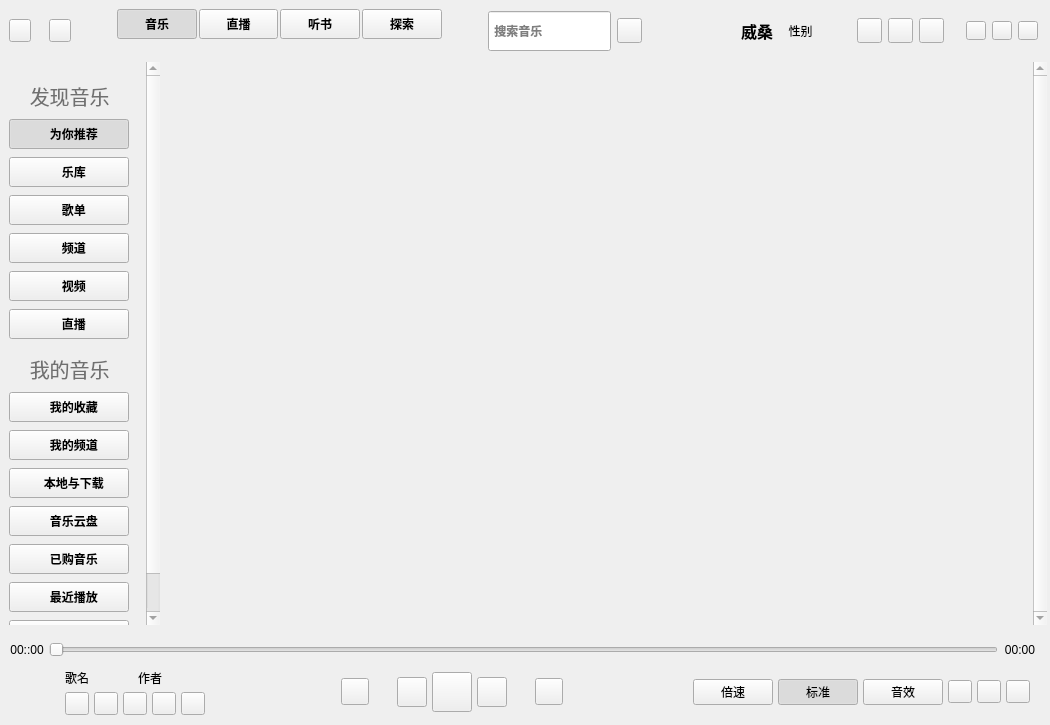
The window that KuGouStart/KuGouApp.ui (a-mo-xi-wei/KuGouApp) describes before a commit, drawn with Qt 5.
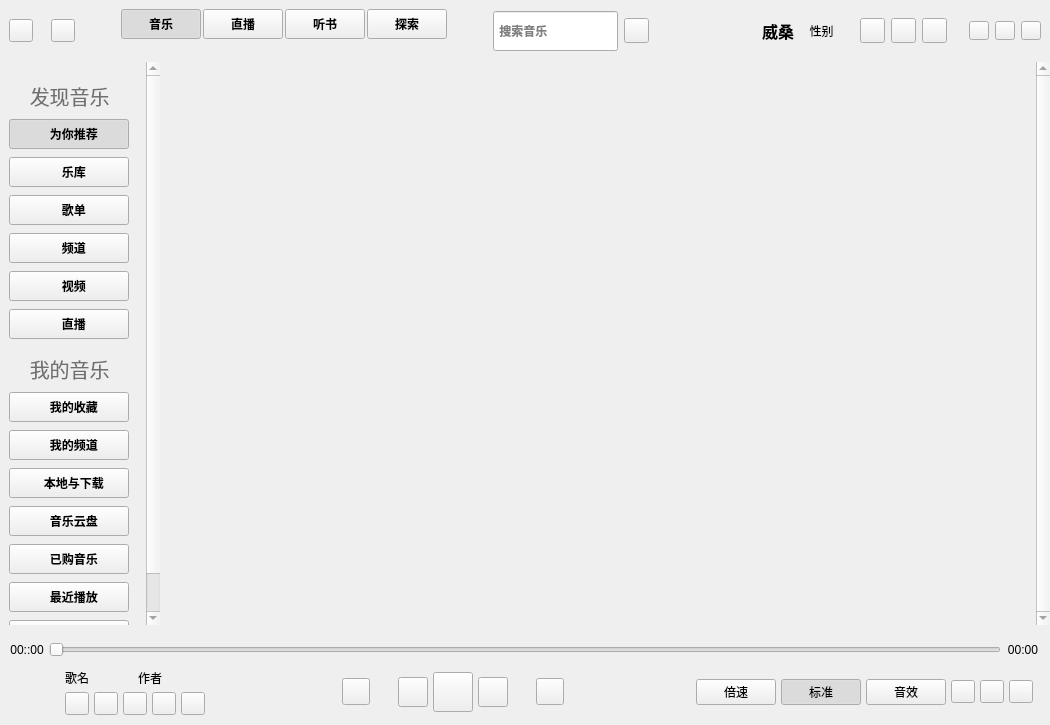
The same window after the commit. Custom widgets are drawn as their Qt base class.

```diff
--- a/KuGouStart/KuGouApp.ui
+++ b/KuGouStart/KuGouApp.ui
@@ -33,7 +33,7 @@
     <number>0</number>
    </property>
    <property name="rightMargin">
-    <number>3</number>
+    <number>0</number>
    </property>
    <property name="bottomMargin">
     <number>0</number>
@@ -473,9 +473,12 @@
         <property name="orientation">
          <enum>Qt::Horizontal</enum>
         </property>
+        <property name="sizeType">
+         <enum>QSizePolicy::Fixed</enum>
+        </property>
         <property name="sizeHint" stdset="0">
          <size>
-          <width>40</width>
+          <width>20</width>
           <height>20</height>
          </size>
         </property>
@@ -1255,7 +1258,7 @@
           <rect>
            <x>0</x>
            <y>0</y>
-           <width>867</width>
+           <width>870</width>
            <height>553</height>
           </rect>
          </property>
@@ -1829,6 +1832,18 @@
    <extends>QLineEdit</extends>
    <header>MySearchLineEdit.h</header>
   </customwidget>
+  <customwidget>
+   <class>PlayWidget</class>
+   <extends>QWidget</extends>
+   <header>PlayWidget.h</header>
+   <container>1</container>
+  </customwidget>
+  <customwidget>
+   <class>CenterWidget</class>
+   <extends>QWidget</extends>
+   <header>CenterWidget.h</header>
+   <container>1</container>
+  </customwidget>
  </customwidgets>
  <resources/>
  <connections/>
```
Left out of the diff: 9 changed lines with no effect on the pictures.
